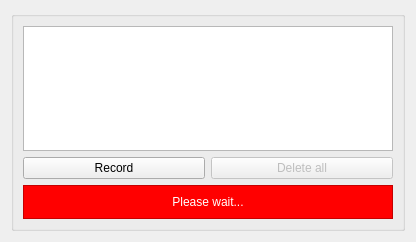
Old version of the form simonlib/simonsound/recwidget.ui in the repository KDE/simon.
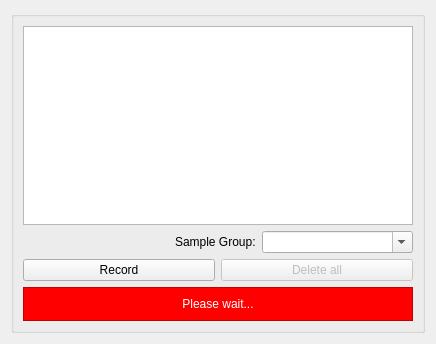
New version of the form. Custom widgets are drawn as their Qt base class.

Commit message: >Got rid of some functions that are useless with the redesign of the scenario child system >Fixed some typos in the comments of simonview :D >Added a sample group combobox to recWidget that does nothing

```diff
--- a/simonlib/simonsound/recwidget.ui
+++ b/simonlib/simonsound/recwidget.ui
@@ -6,8 +6,8 @@
    <rect>
     <x>0</x>
     <y>0</y>
-    <width>416</width>
-    <height>242</height>
+    <width>436</width>
+    <height>344</height>
    </rect>
   </property>
   <property name="windowTitle">
@@ -27,6 +27,49 @@
         </property>
        </widget>
       </item>
+      <item>
+       <layout class="QHBoxLayout" name="horizontalLayout">
+        <item>
+         <spacer name="horizontalSpacer">
+          <property name="orientation">
+           <enum>Qt::Horizontal</enum>
+          </property>
+          <property name="sizeHint" stdset="0">
+           <size>
+            <width>40</width>
+            <height>20</height>
+           </size>
+          </property>
+         </spacer>
+        </item>
+        <item>
+         <widget class="QLabel" name="lbSampleGroup">
+          <property name="sizePolicy">
+           <sizepolicy hsizetype="Fixed" vsizetype="Preferred">
+            <horstretch>0</horstretch>
+            <verstretch>0</verstretch>
+           </sizepolicy>
+          </property>
+          <property name="text">
+           <string>Sample Group:</string>
+          </property>
+         </widget>
+        </item>
+        <item>
+         <widget class="QComboBox" name="cbSampleGroup">
+          <property name="sizePolicy">
+           <sizepolicy hsizetype="Expanding" vsizetype="Fixed">
+            <horstretch>0</horstretch>
+            <verstretch>0</verstretch>
+           </sizepolicy>
+          </property>
+          <property name="editable">
+           <bool>true</bool>
+          </property>
+         </widget>
+        </item>
+       </layout>
+      </item>
       <item>
        <layout class="QHBoxLayout">
         <item>
```
The commit also changes 5 other files.
